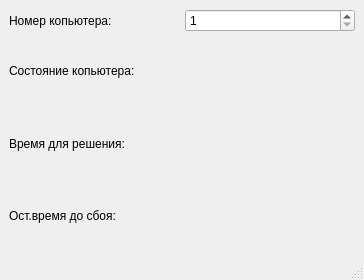
Old version of the form OOP_kr/statewindow.ui in the repository anhmtkxtb1998/OOP_Exercise.
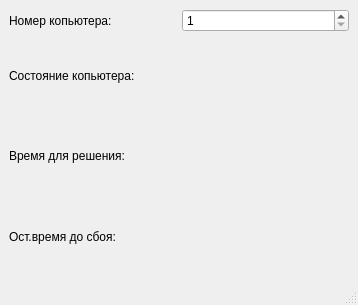
New version of the form.

Patch:
```diff
--- a/OOP_kr/statewindow.ui
+++ b/OOP_kr/statewindow.ui
@@ -6,8 +6,8 @@
    <rect>
     <x>0</x>
     <y>0</y>
-    <width>364</width>
-    <height>280</height>
+    <width>358</width>
+    <height>305</height>
    </rect>
   </property>
   <property name="windowTitle">
```
Left out of the diff: 56 changed lines with no effect on the pictures.
